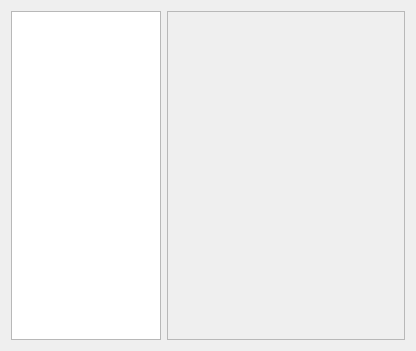
Before: the Qt Designer form muondetector-gui-1.0.2/src/main/histogramdataform.ui in liukai-tech/muondetector, drawn with Qt 5.
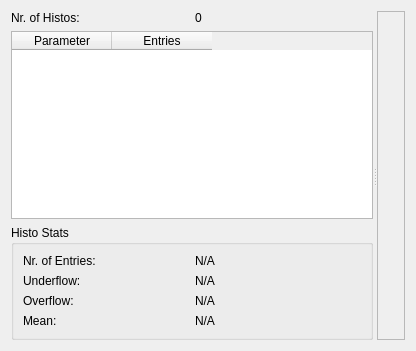
After: the same form once the commit is applied. Custom widgets are drawn as their Qt base class.

Commit message: added display of transmitted histograms in histo tab and some stats for the currently displayed histo. All received histos are stored in a map and are shown and selectable for display in a table

```diff
--- a/muondetector-gui-1.0.2/src/main/histogramdataform.ui
+++ b/muondetector-gui-1.0.2/src/main/histogramdataform.ui
@@ -13,8 +13,33 @@
   <property name="windowTitle">
    <string>Form</string>
   </property>
-  <layout class="QGridLayout" name="gridLayout_2">
+  <layout class="QGridLayout" name="gridLayout_3">
    <item row="0" column="0">
+    <widget class="QSplitter" name="splitter">
+     <property name="orientation">
+      <enum>Qt::Horizontal</enum>
+     </property>
+     <widget class="QWidget" name="">
+      <layout class="QVBoxLayout" name="verticalLayout">
+       <item>
+        <layout class="QHBoxLayout" name="horizontalLayout">
+         <item>
+          <widget class="QLabel" name="label">
+           <property name="text">
+            <string>Nr. of Histos:</string>
+           </property>
+          </widget>
+         </item>
+         <item>
+          <widget class="QLabel" name="nrHistosLabel">
+           <property name="text">
+            <string>0</string>
+           </property>
+          </widget>
+         </item>
+        </layout>
+       </item>
+       <item>
     <widget class="QTableWidget" name="tableWidget">
      <property name="sizePolicy">
       <sizepolicy hsizetype="Preferred" vsizetype="Expanding">
@@ -24,13 +49,108 @@
      </property>
      <property name="maximumSize">
       <size>
-       <width>150</width>
+           <width>16777215</width>
        <height>16777215</height>
       </size>
      </property>
-    </widget>
-   </item>
-   <item row="0" column="1">
+         <property name="alternatingRowColors">
+          <bool>true</bool>
+         </property>
+         <column>
+          <property name="text">
+           <string>Parameter</string>
+          </property>
+         </column>
+         <column>
+          <property name="text">
+           <string>Entries</string>
+          </property>
+         </column>
+        </widget>
+       </item>
+       <item>
+        <widget class="QGroupBox" name="statsGroupBox">
+         <property name="title">
+          <string>Histo Stats</string>
+         </property>
+         <layout class="QGridLayout" name="gridLayout_2">
+          <item row="0" column="0">
+           <layout class="QHBoxLayout" name="horizontalLayout_2">
+            <item>
+             <widget class="QLabel" name="label_2">
+              <property name="text">
+               <string>Nr. of Entries:</string>
+              </property>
+             </widget>
+            </item>
+            <item>
+             <widget class="QLabel" name="nrEntriesLabel">
+              <property name="text">
+               <string>N/A</string>
+              </property>
+             </widget>
+            </item>
+           </layout>
+          </item>
+          <item row="1" column="0">
+           <layout class="QHBoxLayout" name="horizontalLayout_3">
+            <item>
+             <widget class="QLabel" name="label_3">
+              <property name="text">
+               <string>Underflow:</string>
+              </property>
+             </widget>
+            </item>
+            <item>
+             <widget class="QLabel" name="underflowLabel">
+              <property name="text">
+               <string>N/A</string>
+              </property>
+             </widget>
+            </item>
+           </layout>
+          </item>
+          <item row="2" column="0">
+           <layout class="QHBoxLayout" name="horizontalLayout_4">
+            <item>
+             <widget class="QLabel" name="label_4">
+              <property name="text">
+               <string>Overflow:</string>
+              </property>
+             </widget>
+            </item>
+            <item>
+             <widget class="QLabel" name="overflowLabel">
+              <property name="text">
+               <string>N/A</string>
+              </property>
+             </widget>
+            </item>
+           </layout>
+          </item>
+          <item row="3" column="0">
+           <layout class="QHBoxLayout" name="horizontalLayout_5">
+            <item>
+             <widget class="QLabel" name="label_5">
+              <property name="text">
+               <string>Mean:</string>
+              </property>
+             </widget>
+            </item>
+            <item>
+             <widget class="QLabel" name="meanLabel">
+              <property name="text">
+               <string>N/A</string>
+              </property>
+             </widget>
+            </item>
+           </layout>
+          </item>
+         </layout>
+        </widget>
+       </item>
+      </layout>
+     </widget>
     <widget class="QFrame" name="frame">
      <property name="sizePolicy">
       <sizepolicy hsizetype="Expanding" vsizetype="Expanding">
@@ -46,9 +166,17 @@
      </property>
      <layout class="QGridLayout" name="gridLayout">
       <item row="0" column="0">
-       <widget class="CustomHistogram" name="histoWidget" native="true"/>
-      </item>
-     </layout>
+        <widget class="CustomHistogram" name="histoWidget" native="true">
+         <property name="sizePolicy">
+          <sizepolicy hsizetype="Expanding" vsizetype="Preferred">
+           <horstretch>0</horstretch>
+           <verstretch>0</verstretch>
+          </sizepolicy>
+         </property>
+        </widget>
+       </item>
+      </layout>
+     </widget>
     </widget>
    </item>
   </layout>
```
Lines whose indentation alone changed are shown as unchanged. The commit also changes 2 other files.
